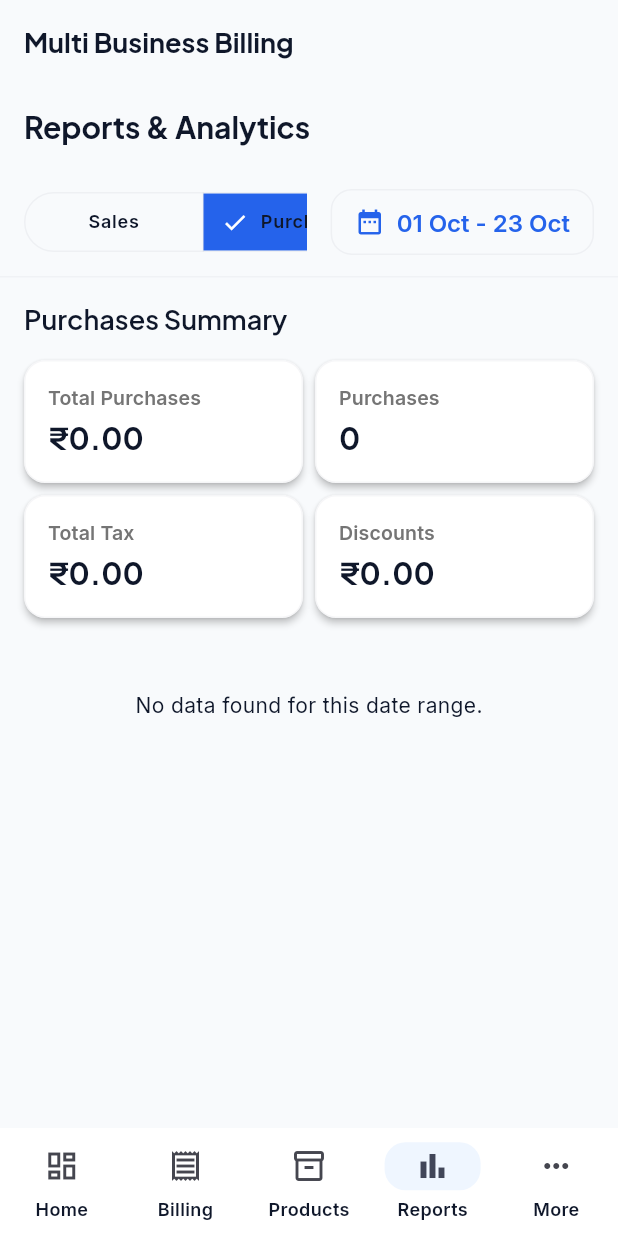
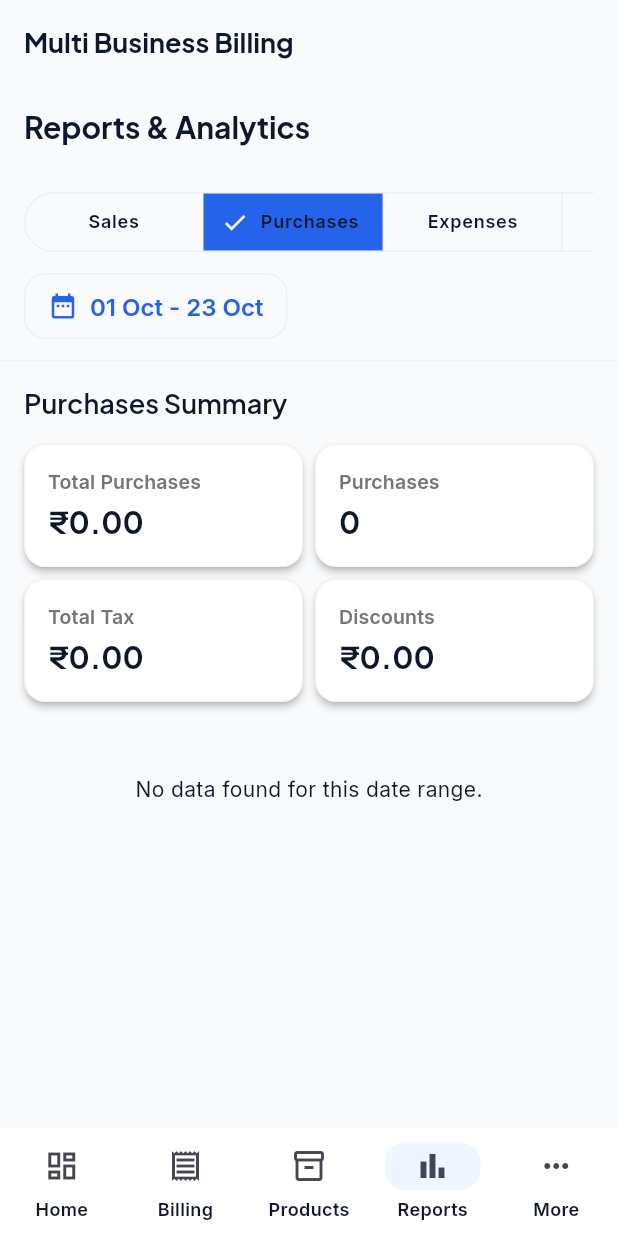
Before and after one commit to nagaraj4647/bulling-software, a Flutter app: the ReportsScreen screen opened by its route, after a tap on "Purchases", on a phone screen of 412 x 824 dp. Run offline on Flutter 3.47's test engine with Material 3 defaults, Android fonts, the phone set to English and light mode, and no system bars; drawn by our look-alikes of flutter_animate; our stand-ins replace cloud_firestore, firebase_auth, firebase_core, fl_chart, flutter_riverpod, go_router and 2 more; accounts and stored records are empty.

Commit message:
fix(reports): remove composite-index requirement from Firestore queries; fix clipped report tabs on mobile
Reports & Analytics failed with cloud_firestore/failed-precondition because
queries combined a status equality with createdAt range/order, which needs a
composite index that does not exist in the project. Queries now use only the
single-field date index and filter status/category client-side:
- billing/purchase/expense paginated lists (reports detail + history screens)
- sales/purchase/expense report summaries (client-side aggregation)
- dashboard recent invoices stream

Also fixes the Reports header on narrow screens: the date-range button moves
to its own row below the report-type segments instead of clipping them.

```diff
--- a/lib/features/reports/presentation/reports_screen.dart
+++ b/lib/features/reports/presentation/reports_screen.dart
@@ -51,12 +51,7 @@ class ReportsScreen extends ConsumerWidget {
         currentType == ReportType.expense ||
         currentType == ReportType.profit;
 
-    return Padding(
-      padding: const EdgeInsets.symmetric(horizontal: 16, vertical: 12),
-      child: Row(
-        children: [
-          Expanded(
-            child: SingleChildScrollView(
+    final segments = SingleChildScrollView(
       scrollDirection: Axis.horizontal,
       child: SegmentedButton<ReportType>(
         style: SegmentedButton.styleFrom(
@@ -78,29 +73,19 @@ class ReportsScreen extends ConsumerWidget {
         }).toList(),
         selected: {currentType},
         onSelectionChanged: (Set<ReportType> newSelection) {
-                  ref
-                      .read(reportTypeProvider.notifier)
-                      .setType(newSelection.first);
+          ref.read(reportTypeProvider.notifier).setType(newSelection.first);
         },
       ),
-            ),
-          ),
-          if (showDatePicker)
-            Padding(
-              padding: const EdgeInsets.only(left: 16.0),
-              child: OutlinedButton.icon(
+    );
+
+    final dateButton = OutlinedButton.icon(
       icon: const Icon(Icons.date_range, size: 20),
       label: Text(
         '${DateFormat('dd MMM').format(dateRange.start)} - ${DateFormat('dd MMM').format(dateRange.end.subtract(const Duration(days: 1)))}',
       ),
       style: OutlinedButton.styleFrom(
-                  padding: const EdgeInsets.symmetric(
-                    horizontal: 16,
-                    vertical: 12,
-                  ),
-                  side: BorderSide(
-                    color: theme.colorScheme.outlineVariant.withAlpha(50),
-                  ),
+        padding: const EdgeInsets.symmetric(horizontal: 16, vertical: 12),
+        side: BorderSide(color: theme.colorScheme.outlineVariant.withAlpha(50)),
         shape: RoundedRectangleBorder(
           borderRadius: BorderRadius.circular(AppTheme.radiusM),
         ),
@@ -116,8 +101,7 @@ class ReportsScreen extends ConsumerWidget {
           ),
           builder: (context, child) {
             return Theme(
-                        data: Theme.of(context)
-                            .copyWith(colorScheme: theme.colorScheme),
+              data: Theme.of(context).copyWith(colorScheme: theme.colorScheme),
               child: child!,
             );
           },
@@ -137,9 +121,38 @@ class ReportsScreen extends ConsumerWidget {
               );
         }
       },
-              ),
+    );
+
+    return Padding(
+      padding: const EdgeInsets.symmetric(horizontal: 16, vertical: 12),
+      child: LayoutBuilder(
+        builder: (context, constraints) {
+          final isNarrow = constraints.maxWidth < 640;
+          if (isNarrow) {
+            // On phones the date range button gets its own row so the
+            // report-type segments are never squeezed or clipped.
+            return Column(
+              crossAxisAlignment: CrossAxisAlignment.start,
+              children: [
+                segments,
+                if (showDatePicker) ...[
+                  const SizedBox(height: 8),
+                  dateButton,
+                ],
+              ],
+            );
+          }
+          return Row(
+            children: [
+              Expanded(child: segments),
+              if (showDatePicker)
+                Padding(
+                  padding: const EdgeInsets.only(left: 16.0),
+                  child: dateButton,
                 ),
             ],
+          );
+        },
       ),
     );
   }
```
Also changed, not shown: lib/features/billing/data/billing_service.dart (+16 -8 lines), lib/features/expenses/data/expense_service.dart (+13 -9 lines), lib/features/purchases/data/purchase_service.dart (+6 -5 lines), lib/features/reports/data/reports_service.dart (+53 -43 lines). Lines whose indentation alone changed are shown as unchanged.
